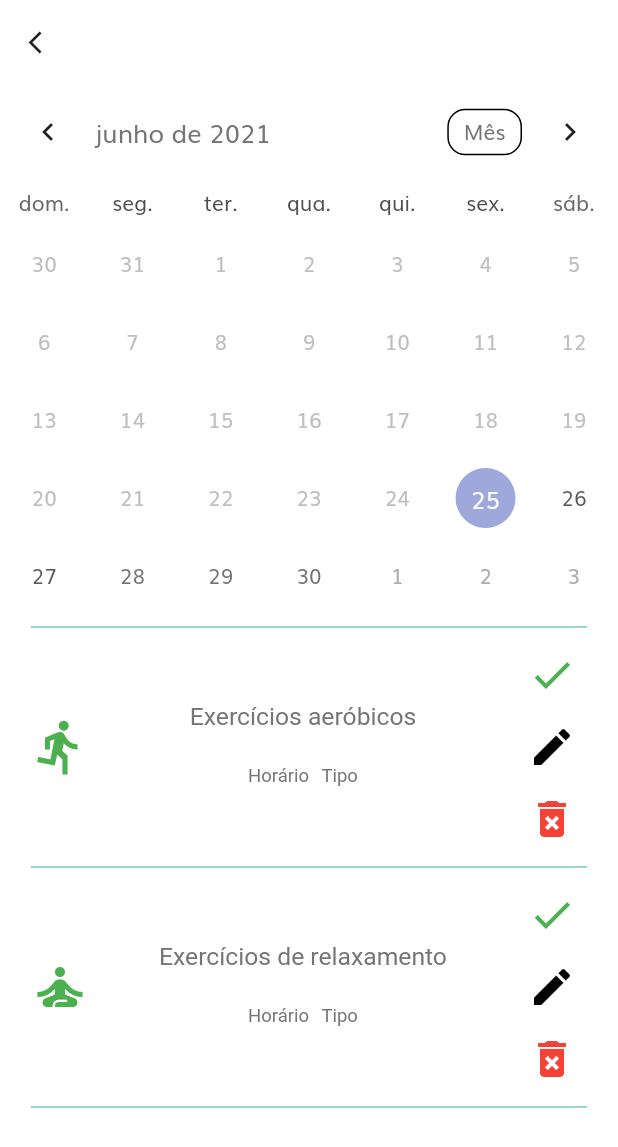
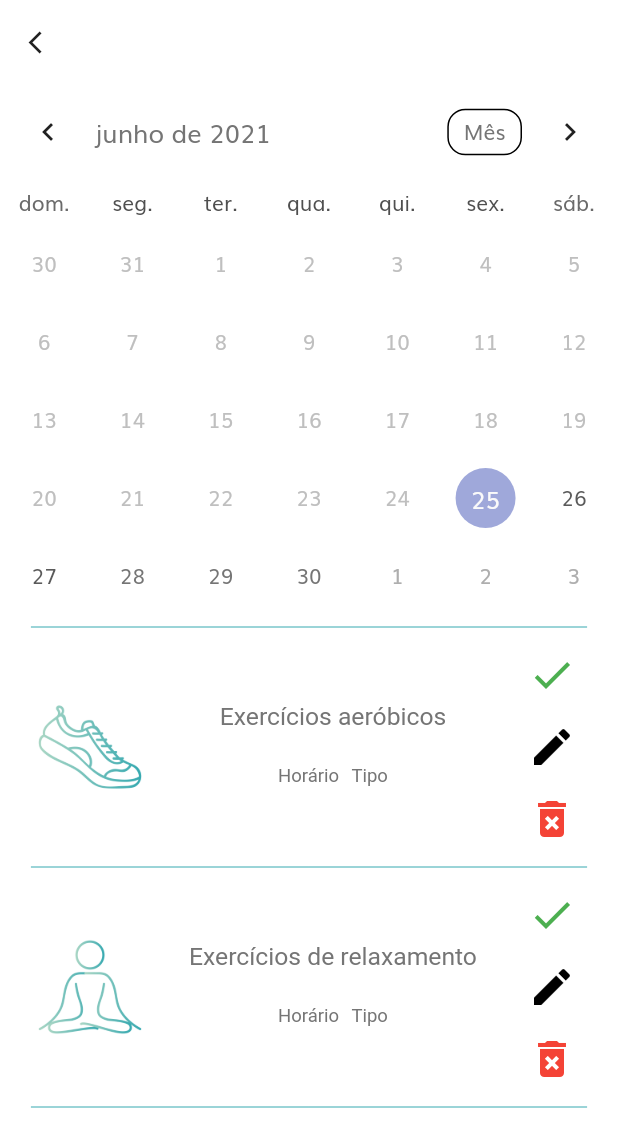
Before and after one commit to anselmoparente/MoveDor, a Flutter app: the CalendarPage screen opened directly, on a phone screen of 412 x 824 dp. Shown: the top 1147 px of the screen. Run offline on Flutter 3.47's test engine with Material 2 defaults, Android fonts, the phone set to English and light mode, and no system bars; drawn by our look-alikes of table_calendar; our stand-ins replace fl_chart, flutter_datetime_picker, flutter_mobx, flutter_svg, google_nav_bar, line_icons and 6 more; missing offline and left inert: page_slider, rich_alert; accounts and stored records are empty; generated files the repository leaves out were written again; Roboto replaces fonts that are missing (MontserratRegular).

Commit message:
Finalizado0 icones de atividades

```diff
--- a/lib/screens/diary/calendar_page.dart
+++ b/lib/screens/diary/calendar_page.dart
@@ -17,7 +17,8 @@ class _CalendarPageState extends State<CalendarPage> {
   MainController controller = MainController();
   Size mediaSize;
   String aux;
-  List<String> motivationalList = ['Não desanime! Enfrente cada dia e uma meta por vez!',
+  List<String> motivationalList = [
+    'Não desanime! Enfrente cada dia e uma meta por vez!',
     "Sem problema! Mantenha o foco e não desanime!",
     "Não esqueça: uma rotina de exercícios pode nos ajudar a lidar melhor com a dor!",
     "O seu maior aliado nesse momento é a atividade física, não desista!",
@@ -43,8 +44,8 @@ class _CalendarPageState extends State<CalendarPage> {
     "Cada dia é uma nova chance de realizar os seus objetivos! Não desista!",
     "Não deixe que a sua dor lhe defina!",
     "Estamos aqui dando suporte para você continuar!",
-  "O exercício físico é importante para a sua saúde, não deixe de realiza-lo!"];
-
+    "O exercício físico é importante para a sua saúde, não deixe de realiza-lo!"
+  ];
 
   @override
   void initState() {
@@ -139,8 +140,7 @@ class _CalendarPageState extends State<CalendarPage> {
           shape: RoundedRectangleBorder(
               borderRadius: BorderRadius.all(Radius.circular(50.0))),
           title: Text(
-            'Não desista!'
-                .toUpperCase(),
+            'Não desista!'.toUpperCase(),
             textAlign: TextAlign.center,
             style: TextStyle(
               fontWeight: FontWeight.bold,
@@ -291,21 +291,22 @@ class _CalendarPageState extends State<CalendarPage> {
           decoration: new BoxDecoration(
             shape: BoxShape.circle,
           ),
-          child: Icon(
+          child: Container(
+              width: 80,
+              height: 80,
+              child: Image.asset(
                 activity == "Exercícios aeróbicos"
-                ? Icons.directions_run
+                    ? "assets/icons_borg/ÍconePrancheta1.png"
                     : activity == "Exercícios de fortalecimento"
-                    ? Icons.fitness_center
+                        ? "assets/icons_borg/ÍconePrancheta2.png"
                         : activity == "Exercícios de relaxamento"
-                        ? Icons.self_improvement
+                            ? "assets/icons_borg/ÍconePrancheta3.png"
                             : activity == "Exercícios na água"
-                            ? Icons.pool
+                                ? "assets/icons_borg/ÍconePrancheta4.png"
                                 : activity == "Ioga e thai chi chuan"
-                                ? Icons.spa
-                                : Icons.celebration,
-            color: Colors.green,
-            size: 40,
-          ),
+                                    ? "assets/icons_borg/ÍconePrancheta5.png"
+                                    : "assets/icons_borg/ÍconePrancheta6.png",
+              )),
         ),
         Container(
           alignment: Alignment.center,
--- a/pubspec.yaml
+++ b/pubspec.yaml
@@ -76,6 +76,7 @@ flutter:
     - assets/videos/
     - assets/infografico/assets/imgs/
     - assets/icons/
+    - assets/icons_borg/
 
   # An image asset can refer to one or more resolution-specific "variants", see
   # https://flutter.dev/assets-and-images/#resolution-aware.
```
Also changed, not shown: pubspec.lock. Lines whose indentation alone changed are shown as unchanged.
